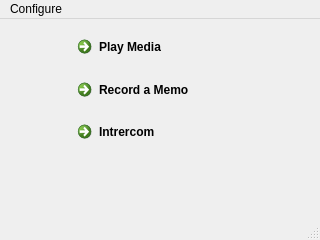
This is gui/launcher/launcher.ui in cwoodruf/cmpt433-nap-time as Qt 5 draws it before an edit. The edited form follows.
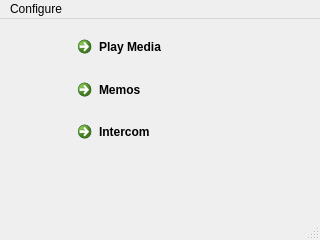
This is the edited form.

Diff of the .ui file:
```diff
--- a/gui/launcher/launcher.ui
+++ b/gui/launcher/launcher.ui
@@ -34,14 +34,14 @@
      <item row="1" column="0">
       <widget class="QCommandLinkButton" name="btnRecord">
        <property name="text">
-        <string>Record a Memo</string>
+        <string>Memos</string>
        </property>
       </widget>
      </item>
      <item row="2" column="0">
       <widget class="QCommandLinkButton" name="btnIntercomm">
        <property name="text">
-        <string>Intrercom</string>
+        <string>Intercom</string>
        </property>
       </widget>
      </item>
```
Left out of the diff: 6 changed lines with no effect on the pictures.
